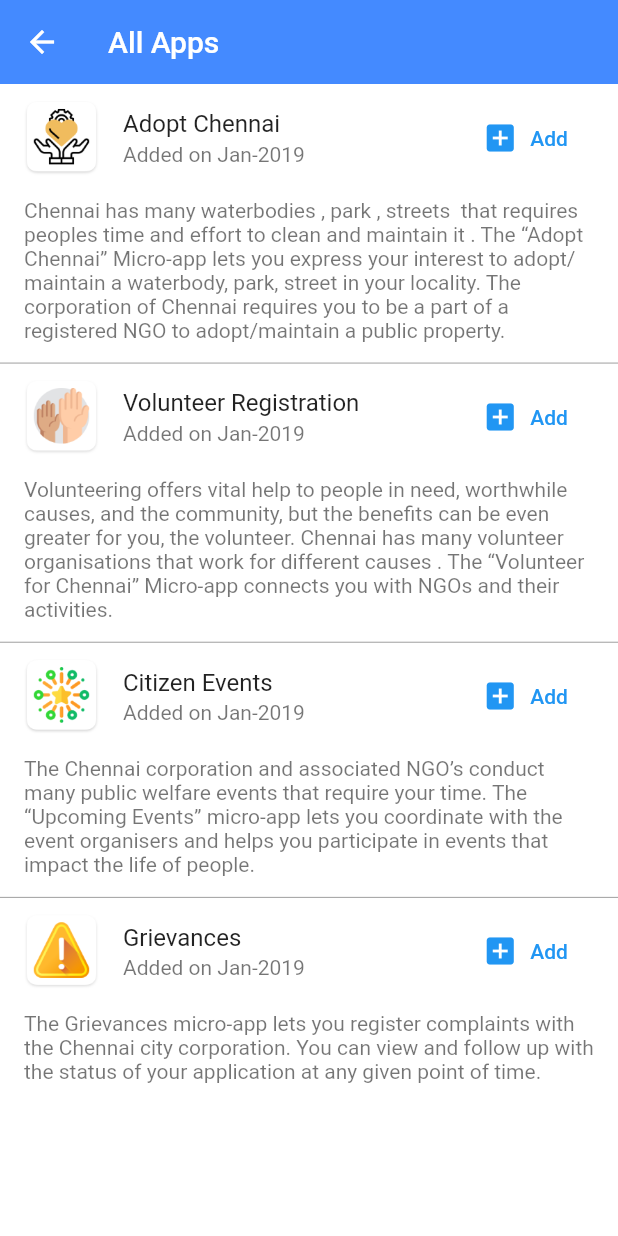
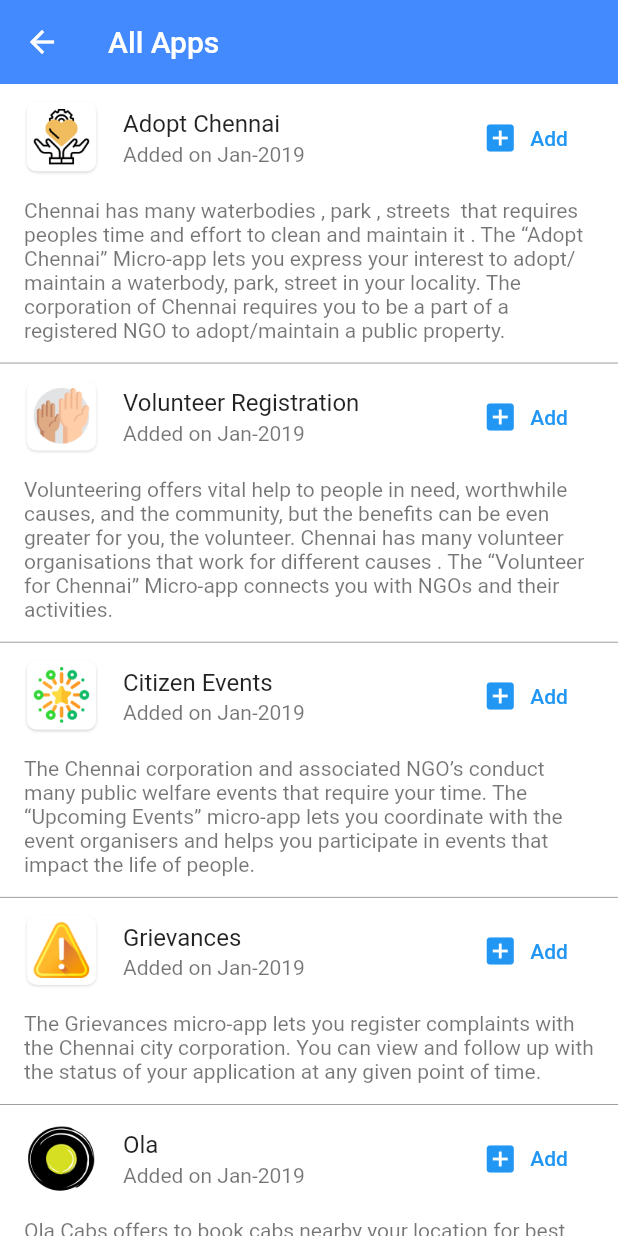
Before and after one commit to chennaitricolor/CEP-Main, a Flutter app: the AllApps screen opened directly, after a tap on "Add", after a tap on "Remove", on a phone screen of 412 x 824 dp. Run offline on Flutter 3.47's test engine with Material 2 defaults, Android fonts, the light colour scheme and no system bars; our stand-ins replace carousel_slider, cloud_firestore, file_picker, firebase_auth, firebase_messaging, firebase_storage and 4 more; missing offline and left inert: flutter_webview_plugin, google_maps_webservice; accounts and stored records are empty; Roboto replaces fonts that are missing (Raleway).

Commit message:
Bug Fix and Enhancements

```diff
--- a/lib/routes/dashboard/allapps.dart
+++ b/lib/routes/dashboard/allapps.dart
@@ -1,3 +1,5 @@
+import 'dart:async';
+
 import 'package:flutter/material.dart';
 import 'package:cloud_firestore/cloud_firestore.dart';
 import 'package:namma_chennai/model/apps.dart';
@@ -23,7 +25,7 @@
   List<Apps> apps = new List();
   List<Map<String, String>> allApps;
   MyAppsState myAppsState = new MyAppsState();
-  List<String> installedAppIds = new List();
+  List<dynamic> installedAppIds = new List();
   String userId;
 
   var app;
@@ -38,29 +40,32 @@
     this.allApps = DefaultData.apps;
     _sharedPrefs.getApplicationSavedInformation("loggedinuser").then((val) {
       userId = val;
+      getAllMyApps();
+      getMyInfo(false);
     });
-    getAllMyApps();
-    getMyInfo(false);
-    // getAllApps();
+    // getAllMyApps();
   }
 
   getAllMyApps() {
-    collectionRef1
+    StreamSubscription<QuerySnapshot> myApps;
+    print(userId);
+    myApps = collectionRef1
         .where("user_id", isEqualTo: userId)
         .snapshots()
         .listen((QuerySnapshot snapshot) {
       List<DocumentSnapshot> docs = snapshot.documents;
       for (DocumentSnapshot doc in docs) {
-        print(doc);
+        print("Iteration doc");
         List<dynamic> appIds = doc["apps"];
         print(appIds);
-        for (var fApp in this.allApps) {
-          print(fApp["appId"]);
-          if (appIds.contains(fApp["appId"])) {
-            // print(fApp);
-            installedAppIds.add(fApp["appId"]);
-          }
-        }
+        installedAppIds = appIds;
+        // for (var fApp in this.allApps) {
+        //   print(fApp["appId"]);
+        //   if (appIds.contains(fApp["appId"])) {
+        //     // print(fApp);
+        //     installedAppIds.add(fApp["appId"]);
+        //   }
+        // }
 
         setState(() {
           this.installedAppIds = installedAppIds;
@@ -166,15 +171,18 @@
     // selectedApp
     print("delete app");
     print(userApps);
+    userApps = new UserApps(userId);
     List<String> updatedList = [];
-    userApps.apps.forEach((uApp) {
-      if (selectedApp["appId"] != uApp) {
-        updatedList.add(uApp);
+    installedAppIds.forEach((iAppId) {
+      if (selectedApp["appId"] != iAppId) {
+        updatedList.add(iAppId);
       }
     });
     print(updatedList);
     userApps.apps = updatedList;
     userApps.layout = updatedList;
+    print("doc id");
+    print(documentId);
     collectionRef1
         .document(documentId)
         .updateData(userApps.toJson())
@@ -183,7 +191,7 @@
         this.installedAppIds = [];
       });
       getAllMyApps();
-      getMyInfo(false);
+      // getMyInfo(false);
     }).catchError((e) {
       print(e);
     });
--- a/lib/routes/dashboard/myapps.dart
+++ b/lib/routes/dashboard/myapps.dart
@@ -330,6 +330,9 @@
                       url: installedApps[index]["appUrl"],
                       name: installedApps[index]["appName"])));
         },
+        onLongPress: () {
+          showAppSelection(installedApps[index]);
+        },
         child: Container(
             alignment: Alignment.center,
             child: Column(
--- a/lib/routes/dashboard/profile.dart
+++ b/lib/routes/dashboard/profile.dart
@@ -96,7 +96,7 @@
   @override
   void initState() {
     super.initState();
-    _sharedPrefs.removeApplicationSavedInformation("loggedinuser");
+    // _sharedPrefs.removeApplicationSavedInformation("loggedinuser");
     // _sharedPrefs.getApplicationSavedInformation("loggedinuser").then((val) {
     //   setState(() {
     //     userId = val;
--- a/lib/utils/default_data.dart
+++ b/lib/utils/default_data.dart
@@ -36,6 +36,14 @@
       "appIconUrl": "assets/images/apps/4.png",
       "appUrl": "https://adopt-nammachennai.firebaseapp.com/",
       "appLaunchDate": "Added on Jan-2019"
+    },
+    {
+      "appId": "5",
+      "appName": "Ola",
+      "appDesc": "Ola Cabs offers to book cabs nearby your location for best fares. For best taxi service at lowest fares, say Ola!",
+      "appIconUrl": "assets/images/apps/5.png",
+      "appUrl": "https://book.olacabs.com",
+      "appLaunchDate": "Added on Jan-2019"
     }
   ];
 }
--- a/pubspec.yaml
+++ b/pubspec.yaml
@@ -64,6 +64,7 @@
    - assets/images/apps/2.png
    - assets/images/apps/3.png
    - assets/images/apps/4.png
+   - assets/images/apps/5.png
    - assets/locale/lang_en.json
    - assets/locale/lang_ta.json
    - assets/locale/lang_te.json
```
Also changed, not shown: assets/images/apps/5.png (added).
